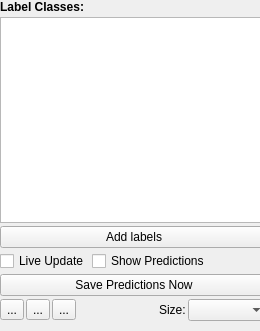
Above: ilastik/applets/pixelClassification/labelingDrawer.ui from ilastik/ilastik before the change. Below: the same form after it.
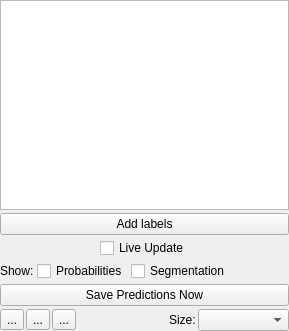
That is the form after the change. Custom widgets are drawn as their Qt base class.

Commit message: PixelClassification: Added a checkbox for segmentation visibility.

```diff
--- a/ilastik/applets/pixelClassification/labelingDrawer.ui
+++ b/ilastik/applets/pixelClassification/labelingDrawer.ui
@@ -6,7 +6,7 @@
    <rect>
     <x>0</x>
     <y>0</y>
-    <width>260</width>
+    <width>289</width>
     <height>331</height>
    </rect>
   </property>
@@ -36,27 +36,14 @@
     <rect>
      <x>0</x>
      <y>0</y>
-     <width>268</width>
-     <height>321</height>
+     <width>289</width>
+     <height>331</height>
     </rect>
    </property>
    <layout class="QVBoxLayout" name="verticalLayout">
     <property name="spacing">
      <number>3</number>
     </property>
-    <item>
-     <widget class="QLabel" name="label">
-      <property name="sizePolicy">
-       <sizepolicy hsizetype="Preferred" vsizetype="Fixed">
-        <horstretch>0</horstretch>
-        <verstretch>0</verstretch>
-       </sizepolicy>
-      </property>
-      <property name="text">
-       <string>&lt;html&gt;&lt;head/&gt;&lt;body&gt;&lt;p&gt;&lt;span style=&quot; font-weight:600;&quot;&gt;Label Classes:&lt;/span&gt;&lt;/p&gt;&lt;/body&gt;&lt;/html&gt;</string>
-      </property>
-     </widget>
-    </item>
     <item>
      <widget class="LabelListView" name="labelListView">
       <property name="sizePolicy">
@@ -95,16 +82,65 @@
         </property>
        </widget>
       </item>
+     </layout>
+    </item>
+    <item>
+     <layout class="QHBoxLayout" name="horizontalLayout_4">
+      <item>
+       <widget class="QLabel" name="label">
+        <property name="sizePolicy">
+         <sizepolicy hsizetype="Maximum" vsizetype="Preferred">
+          <horstretch>0</horstretch>
+          <verstretch>0</verstretch>
+         </sizepolicy>
+        </property>
+        <property name="text">
+         <string>Show:</string>
+        </property>
+       </widget>
+      </item>
       <item>
        <widget class="QCheckBox" name="checkShowPredictions">
+        <property name="sizePolicy">
+         <sizepolicy hsizetype="Maximum" vsizetype="Fixed">
+          <horstretch>0</horstretch>
+          <verstretch>0</verstretch>
+         </sizepolicy>
+        </property>
         <property name="text">
-         <string>Show Predictions</string>
+         <string>Probabilities</string>
         </property>
         <property name="tristate">
          <bool>false</bool>
         </property>
        </widget>
       </item>
+      <item>
+       <widget class="QCheckBox" name="checkShowSegmentation">
+        <property name="sizePolicy">
+         <sizepolicy hsizetype="Maximum" vsizetype="Fixed">
+          <horstretch>0</horstretch>
+          <verstretch>0</verstretch>
+         </sizepolicy>
+        </property>
+        <property name="text">
+         <string>Segmentation</string>
+        </property>
+       </widget>
+      </item>
+      <item>
+       <spacer name="horizontalSpacer">
+        <property name="orientation">
+         <enum>Qt::Horizontal</enum>
+        </property>
+        <property name="sizeHint" stdset="0">
+         <size>
+          <width>40</width>
+          <height>20</height>
+         </size>
+        </property>
+       </spacer>
+      </item>
      </layout>
     </item>
     <item>
```
The commit also changes 1 other file.
